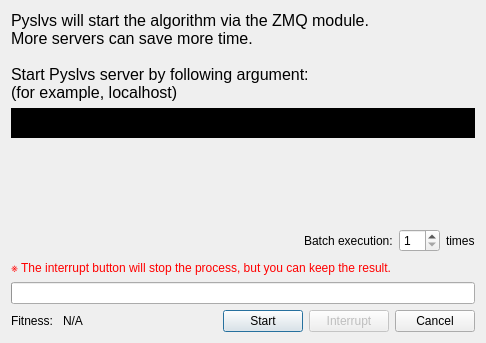
KmolYuan/Pyslvs-UI, file core/panel/DimensionalSynthesis/Path_Solving_progress.ui: the form before one commit.
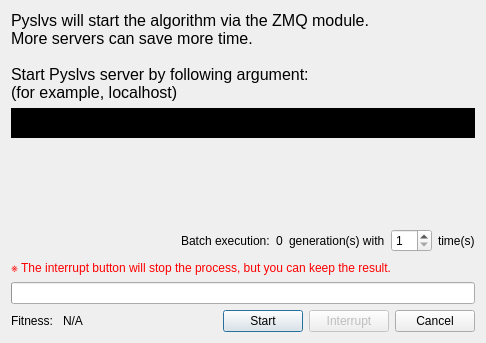
The form after the commit. Icons and pictures are not drawn.

The edit to the form file:
```diff
--- a/core/panel/DimensionalSynthesis/Path_Solving_progress.ui
+++ b/core/panel/DimensionalSynthesis/Path_Solving_progress.ui
@@ -101,6 +101,20 @@
        </property>
       </widget>
      </item>
+     <item>
+      <widget class="QLabel" name="maxGen_label">
+       <property name="text">
+        <string>0</string>
+       </property>
+      </widget>
+     </item>
+     <item>
+      <widget class="QLabel" name="label_7">
+       <property name="text">
+        <string>generation(s) with</string>
+       </property>
+      </widget>
+     </item>
      <item>
       <widget class="QSpinBox" name="loopTime">
        <property name="minimum">
@@ -114,7 +128,7 @@
      <item>
       <widget class="QLabel" name="label_5">
        <property name="text">
-        <string>times</string>
+        <string>time(s)</string>
        </property>
       </widget>
      </item>
```
